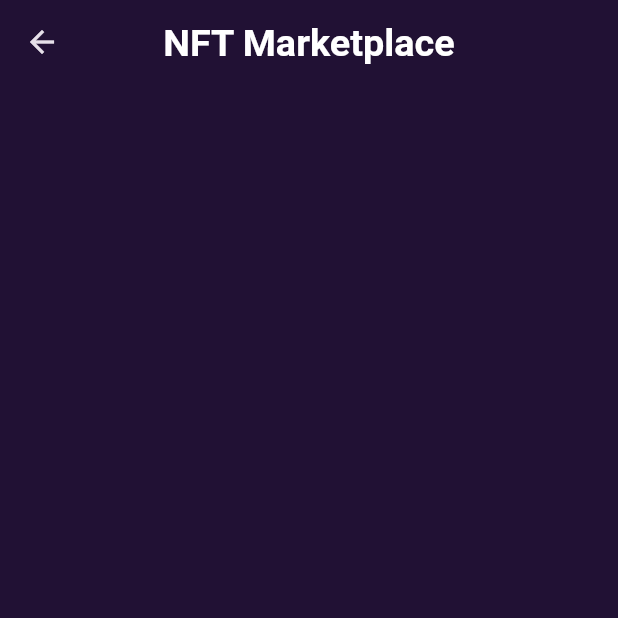
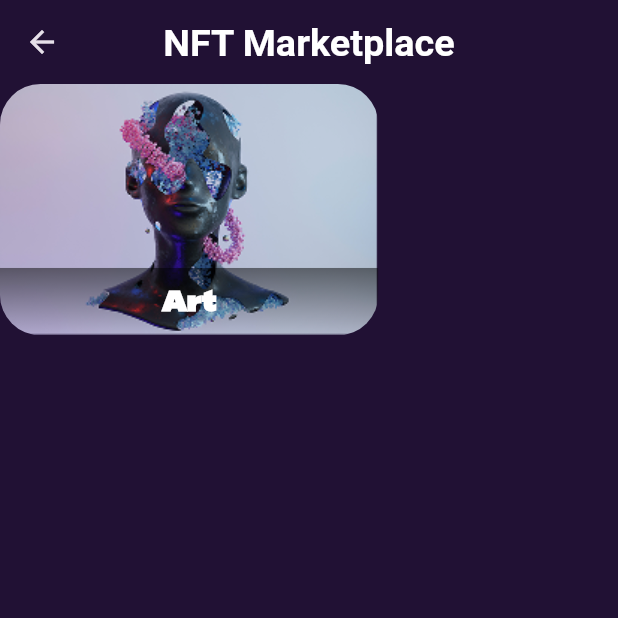
Before and after one commit to Snowden-AQ/mini_nft_marketplace, a Flutter app: the HomePage screen opened by its route, on a phone screen of 412 x 824 dp, the top half of it. Run offline on Flutter 3.47's test engine with Material 3 defaults, Android fonts, the phone set to English and light mode, and no system bars.

Commit message:
design home page port 3 stack and postioned widget

```diff
--- a/lib/core/resourses/asset_mangaer.dart
+++ b/lib/core/resourses/asset_mangaer.dart
@@ -1,3 +1,7 @@
  class AssetManger{
    static const String onBoardingBackground="assets/images/on_bording_baakgraond.png";
+   static const String catougryArt="";
+   static const String catougryMusic="assets/images/Imag1.png";
+   static const String catougrySport="assets/images/Imag1.png";
+
  }
--- a/lib/core/resourses/size_hiet_with_mangers.dart
+++ b/lib/core/resourses/size_hiet_with_mangers.dart
@@ -4,18 +4,34 @@ class HeightManger{
   static const double height70=70.0;
   static const double height22=22.0;
   static const double height191=191.0;
+  static const double height167_57=167.57;
+  static const double height45=45.0;
 
 
   //=========================== Width ===========================
 }class WidthManger{
   static const double width306=306.0;
   static const double width10=10.0;
+  static const double width252_26=252.26;
+
+
+
+
+
+
 }class spaceManger{
   static const double space10=10.0;
 }class paddingManger{
   static const double padding25=25.0;
   static const double padding10=10.0;
+
+
+
+
+
+
 }
 class BorderRadiusManger{
   static const double borderRadius40=40.0;
+  static const double borderRadius27_03=27.03;
 }
--- a/lib/features/home/screens/home_page.dart
+++ b/lib/features/home/screens/home_page.dart
@@ -1,6 +1,9 @@
 import 'package:flutter/material.dart';
 import 'package:mini_nft_marktpiace/core/resourses/color_manger.dart';
 
+import '../../../core/resourses/asset_mangaer.dart';
+import '../../../core/resourses/fonit_size_mangers.dart';
+import '../../../core/resourses/size_hiet_with_mangers.dart';
 import '../widgets/coustom_title_home_page.dart';
 
 class HomePage extends StatelessWidget {
@@ -17,6 +20,43 @@ class HomePage extends StatelessWidget {
       ),
 
       backgroundColor: ColorManger.kPrimaryColor,
+      body: Column(
+        children: [
+          Stack(
+            children: [
+              ClipRRect(
+                borderRadius: BorderRadius.circular( BorderRadiusManger.borderRadius27_03),
+                child: const Image(image: AssetImage(AssetManger.catougrySport),height: HeightManger.height167_57,width: WidthManger.width252_26,),
+              ),
+              Positioned(
+                bottom: 0,
+                child: ClipRRect(
+                  borderRadius: BorderRadius.only(
+                    bottomLeft: Radius.circular( BorderRadiusManger.borderRadius27_03),
+                    bottomRight: Radius.circular( BorderRadiusManger.borderRadius27_03),
+
+                  ),
+
+                  child: Container(
+                    alignment: Alignment.center,
+                    height: HeightManger.height45,
+                      width: WidthManger.width252_26,
+                      decoration: BoxDecoration(gradient: LinearGradient(
+                        begin: Alignment.topCenter,
+                        end: Alignment.bottomCenter,
+                          colors: [
+                            Color(0xff000000).withValues(alpha: .5),
+                        Color(0xff000000).withValues(alpha: .0),
+
+
+                      ])),
+                      child: Text("Art",style: TextStyle(fontSize: FontSizeManger.fontSize19,fontFamily: FontManeger.sfpro,fontWeight: FontWeight.bold,color: ColorManger.kColorWhite),)),
+                ),
+              )
+            ],
+          )
+        ],
+      ),
 
     );
   }
```
Also changed, not shown: assets/images/Group 1.png (added), assets/images/Imag1.png (added), assets/images/Image.png (added).
